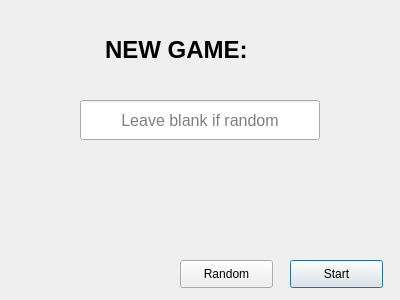
Old version of the form BigPythonEnergy/ui/newGame.ui in the repository mucsci-students/2023fa-420-BigPythonEnergy.
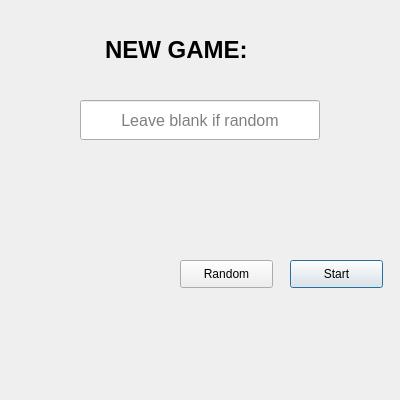
New version of the form. Icons and pictures are not drawn.

```diff
--- a/BigPythonEnergy/ui/newGame.ui
+++ b/BigPythonEnergy/ui/newGame.ui
@@ -7,9 +7,15 @@
     <x>0</x>
     <y>0</y>
     <width>400</width>
-    <height>300</height>
+    <height>400</height>
    </rect>
   </property>
+  <property name="minimumSize">
+   <size>
+    <width>400</width>
+    <height>400</height>
+   </size>
+  </property>
   <property name="windowTitle">
    <string>Dialog</string>
   </property>
```
Left out of the diff: 22 changed lines with no effect on the pictures.
